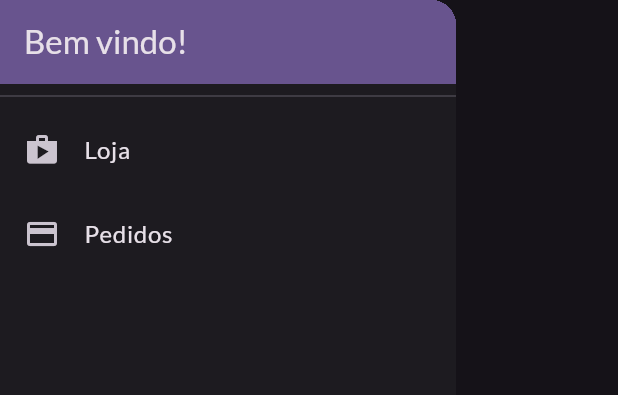
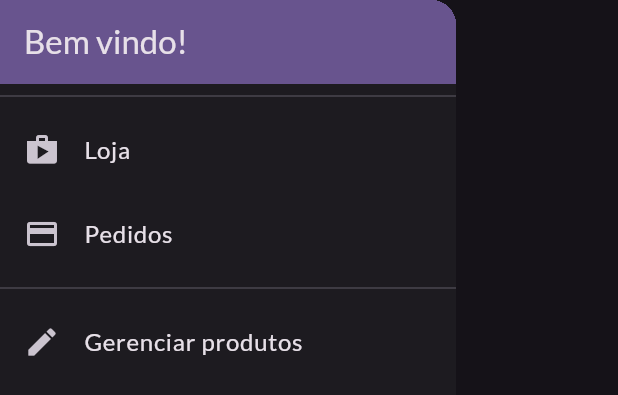
Before and after one commit to lucaaas/app_loja, a Flutter app: the AppDrawer widget shown alone on an empty page, opened directly, on a phone screen of 412 x 824 dp. Shown: the top 395 px of the screen. Run offline on Flutter 3.47's test engine with Material 3 defaults, Android fonts, the phone set to English and light mode, and no system bars; network calls fail.

Commit message:
products_list (feat): create page

```diff
--- a/lib/components/app_drawer.dart
+++ b/lib/components/app_drawer.dart
@@ -25,6 +25,12 @@ class AppDrawer extends StatelessWidget {
             title: const Text('Pedidos'),
             onTap: () => Navigator.of(context).pushReplacementNamed(AppRoutes.ORDER),
           ),
+          const Divider(),
+          ListTile(
+            leading: const Icon(Icons.edit),
+            title: const Text('Gerenciar produtos'),
+            onTap: () => Navigator.of(context).pushReplacementNamed(AppRoutes.PRODUCTS),
+          ),
         ],
       ),
     );
--- a/lib/main.dart
+++ b/lib/main.dart
@@ -2,6 +2,7 @@ import 'package:app_loja/pages/cart_page.dart';
 import 'package:app_loja/pages/orders_page.dart';
 import 'package:app_loja/pages/product_detail_page.dart';
 import 'package:app_loja/pages/products_overview_page.dart';
+import 'package:app_loja/pages/products_page.dart';
 import 'package:app_loja/providers/cart_provider.dart';
 import 'package:app_loja/providers/order_list.dart';
 import 'package:app_loja/providers/product_provider.dart';
@@ -36,6 +37,7 @@ class MyApp extends StatelessWidget {
           AppRoutes.PRODUCT_DETAIL: (context) => const ProductDetailPage(),
           AppRoutes.CART: (context) => const CartPage(),
           AppRoutes.ORDER: (context) => const OrdersPage(),
+          AppRoutes.PRODUCTS: (context) => const ProductsPage(),
         },
         debugShowCheckedModeBanner: false,
       ),
--- a/lib/providers/product_provider.dart
+++ b/lib/providers/product_provider.dart
@@ -9,6 +9,8 @@ class ProductProvider with ChangeNotifier {
 
   List<Product> get favoriteProducts => _products.where((element) => element.isFavorite).toList();
 
+  int get itemsCount => _products.length;
+
   void addProduct(Product product) {
     _products.add(product);
     notifyListeners();
--- a/lib/utils/app_routes.dart
+++ b/lib/utils/app_routes.dart
@@ -3,4 +3,5 @@ class AppRoutes {
   static const CART = '/cart';
   static const HOME = '/';
   static const ORDER = '/order';
+  static const PRODUCTS = '/products';
 }
```
Also changed, not shown: lib/pages/products_page.dart (added, +28 -0 lines).
